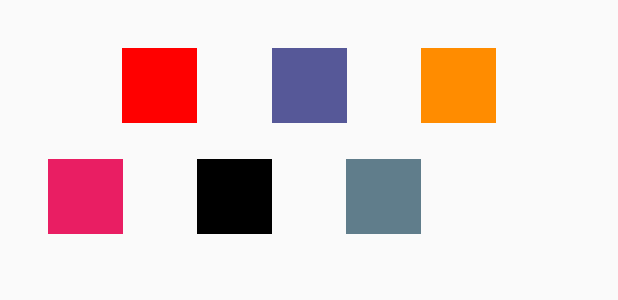
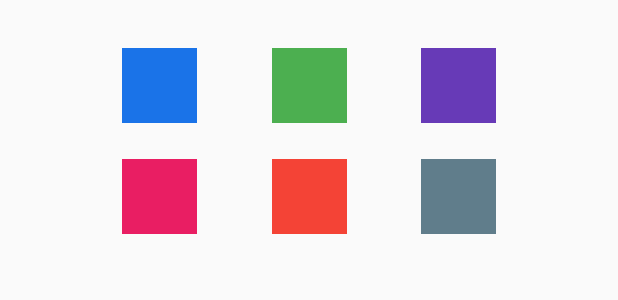
Before and after one commit to josephshibin/DigitalCalculator, an Android app: the layout color_dialog1.xml on its own in the app's theme, with its tools: preview values and no code run, on a phone screen of 412 x 824 dp. Shown: the top 300 px of the screen. Run offline under Robolectric (Android 15) with nearby library versions, the phone set to English and light mode, and no system bars.

Commit message:
Upadated Color dialog

```diff
--- a/app/src/main/res/layout/color_dialog.xml
+++ b/app/src/main/res/layout/color_dialog1.xml
@@ -6,13 +6,90 @@
     android:padding="32dp">
 
     <FrameLayout
+        android:id="@+id/color_default"
+        android:layout_width="50dp"
+        android:layout_height="50dp"
+        android:background="@color/primary"
+        app:layout_constraintStart_toStartOf="parent"
+        app:layout_constraintEnd_toStartOf="@id/color_green"
+        app:layout_constraintTop_toTopOf="parent">
+
+        <ImageView
+            android:id="@+id/default_check"
+            android:visibility="invisible"
+            android:layout_width="24dp"
+            android:layout_height="24dp"
+            android:layout_gravity="center"
+            android:src="@drawable/check"
+            app:tint="@color/white" />
+    </FrameLayout>
+
+    <FrameLayout
+        android:id="@+id/color_green"
+        android:layout_width="50dp"
+        android:layout_height="50dp"
+        android:background="@color/primaryGreen"
+        app:layout_constraintEnd_toStartOf="@id/color_purple"
+        app:layout_constraintStart_toEndOf="@+id/color_default"
+        app:layout_constraintTop_toTopOf="@+id/color_default">
+
+        <ImageView
+            android:id="@+id/green_check"
+            android:visibility="invisible"
+            android:layout_width="24dp"
+            android:layout_height="24dp"
+            android:layout_gravity="center"
+            android:src="@drawable/check"
+            app:tint="@color/white" />
+    </FrameLayout>
+
+    <FrameLayout
+        android:id="@+id/color_purple"
+        android:layout_width="50dp"
+        android:layout_height="50dp"
+        android:background="@color/primaryPurple"
+        app:layout_constraintEnd_toEndOf="parent"
+        app:layout_constraintStart_toEndOf="@+id/color_green"
+        app:layout_constraintTop_toTopOf="@+id/color_default">
+
+        <ImageView
+            android:id="@+id/purple_check"
+            android:visibility="invisible"
+            android:layout_width="24dp"
+            android:layout_height="24dp"
+            android:layout_gravity="center"
+            android:src="@drawable/check"
+            app:tint="@color/white" />
+    </FrameLayout>
+
+    <FrameLayout
+        android:id="@+id/color_pink"
+        android:layout_width="50dp"
+        android:layout_height="50dp"
+        android:background="@color/primaryPink"
+        android:layout_marginTop="24dp"
+        app:layout_constraintStart_toStartOf="parent"
+        app:layout_constraintEnd_toStartOf="@id/color_red"
+        app:layout_constraintTop_toBottomOf="@id/color_default">
+
+        <ImageView
+            android:id="@+id/pink_check"
+            android:visibility="invisible"
+            android:layout_width="24dp"
+            android:layout_height="24dp"
+            android:layout_gravity="center"
+            android:src="@drawable/check"
+            app:tint="@color/white" />
+    </FrameLayout>
+
+    <FrameLayout
         android:id="@+id/color_red"
         android:layout_width="50dp"
         android:layout_height="50dp"
-        android:background="@color/red"
-        app:layout_constraintStart_toStartOf="parent"
-        app:layout_constraintEnd_toStartOf="@id/color_navyBlue"
-        app:layout_constraintTop_toTopOf="parent">
+        android:background="@color/primaryRed"
+        app:layout_constraintEnd_toStartOf="@id/color_grey"
+        app:layout_constraintStart_toEndOf="@+id/color_pink"
+        app:layout_constraintTop_toTopOf="@+id/color_pink">
 
         <ImageView
             android:id="@+id/red_check"
@@ -25,93 +102,16 @@
     </FrameLayout>
 
     <FrameLayout
-        android:id="@+id/color_navyBlue"
-        android:layout_width="50dp"
-        android:layout_height="50dp"
-        android:background="@color/navyBlue"
-        app:layout_constraintEnd_toStartOf="@id/color_orange"
-        app:layout_constraintStart_toEndOf="@+id/color_red"
-        app:layout_constraintTop_toTopOf="@+id/color_red">
-
-        <ImageView
-            android:id="@+id/navyBlue_check"
-            android:visibility="invisible"
-            android:layout_width="24dp"
-            android:layout_height="24dp"
-            android:layout_gravity="center"
-            android:src="@drawable/check"
-            app:tint="@color/white" />
-    </FrameLayout>
-
-    <FrameLayout
-        android:id="@+id/color_orange"
-        android:layout_width="50dp"
-        android:layout_height="50dp"
-        android:background="@color/orange"
-        app:layout_constraintEnd_toEndOf="parent"
-        app:layout_constraintStart_toEndOf="@+id/color_navyBlue"
-        app:layout_constraintTop_toTopOf="@+id/color_red">
-
-        <ImageView
-            android:id="@+id/orange_check"
-            android:visibility="invisible"
-            android:layout_width="24dp"
-            android:layout_height="24dp"
-            android:layout_gravity="center"
-            android:src="@drawable/check"
-            app:tint="@color/white" />
-    </FrameLayout>
-
-    <FrameLayout
-        android:id="@+id/color_primaryPink"
-        android:layout_width="50dp"
-        android:layout_height="50dp"
-        android:background="@color/primaryPink"
-        android:layout_marginTop="24dp"
-        app:layout_constraintStart_toStartOf="parent"
-        app:layout_constraintEnd_toStartOf="@id/color_red"
-        app:layout_constraintTop_toBottomOf="@id/color_red">
-
-        <ImageView
-            android:id="@+id/primaryPink_check"
-            android:visibility="invisible"
-            android:layout_width="24dp"
-            android:layout_height="24dp"
-            android:layout_gravity="center"
-            android:src="@drawable/check"
-            app:tint="@color/white" />
-    </FrameLayout>
-
-    <FrameLayout
-        android:id="@+id/color_black"
-        android:layout_width="50dp"
-        android:layout_height="50dp"
-        android:background="@color/black"
-        app:layout_constraintEnd_toStartOf="@id/color_primaryGrey"
-        app:layout_constraintStart_toEndOf="@+id/color_primaryPink"
-        app:layout_constraintTop_toTopOf="@+id/color_primaryPink">
-
-        <ImageView
-            android:id="@+id/black_check"
-            android:visibility="invisible"
-            android:layout_width="24dp"
-            android:layout_height="24dp"
-            android:layout_gravity="center"
-            android:src="@drawable/check"
-            app:tint="@color/white" />
-    </FrameLayout>
-
-    <FrameLayout
-        android:id="@+id/color_primaryGrey"
+        android:id="@+id/color_grey"
         android:layout_width="50dp"
         android:layout_height="50dp"
         android:background="@color/primaryGrey"
         app:layout_constraintEnd_toEndOf="parent"
         app:layout_constraintStart_toEndOf="@+id/color_red"
-        app:layout_constraintTop_toTopOf="@+id/color_primaryPink">
+        app:layout_constraintTop_toTopOf="@+id/color_pink">
 
         <ImageView
-            android:id="@+id/primaryGrey_check"
+            android:id="@+id/grey_check"
             android:visibility="invisible"
             android:layout_width="24dp"
             android:layout_height="24dp"
```
Also changed, not shown: app/src/main/java/com/example/digitalcalculator/settings/Settings.kt (+14 -13 lines), app/src/main/res/values-night/themes.xml (+9 -1 lines), app/src/main/res/values/colors.xml (+39 -0 lines), app/src/main/res/values/themes.xml (+18 -1 lines).
